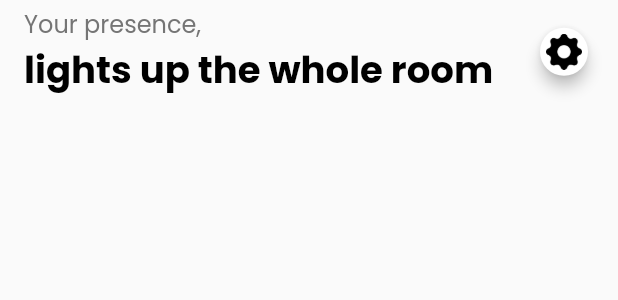
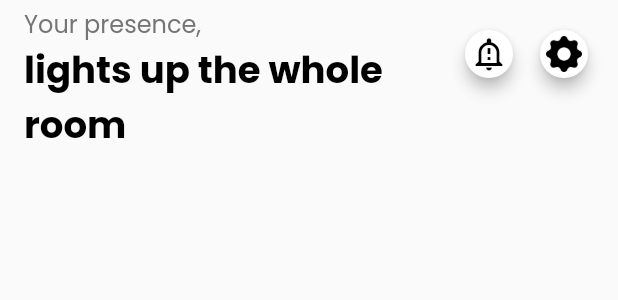
Before and after one commit to Prithvi-Rajan/argus-women-safety-app, a Flutter app: the DashAppbar widget shown alone on an empty page, opened directly with empty values, on a phone screen of 412 x 824 dp. Shown: the top 300 px of the screen. Run offline on Flutter 3.47's test engine with Material 2 defaults, Android fonts, the phone set to English and light mode, and no system bars; our stand-ins replace carousel_slider, cloud_firestore, contacts_service, firebase_auth, firebase_core, firebase_messaging and 14 more; missing offline and left inert: battery_indicator, battery_info, firebase_core_web, flutter_background_service, flutter_background_service_android, flutter_phone_direct_caller and 6 more; accounts and stored records are empty; project files that could hold a hidden picture were left out.

```diff
--- a/lib/Dashboard/DashWidgets/DashAppbar.dart
+++ b/lib/Dashboard/DashWidgets/DashAppbar.dart
@@ -1,11 +1,13 @@
 import 'package:flutter/material.dart';
 import 'package:womensafteyhackfair/Dashboard/Settings/SettingsScreen.dart';
+import 'package:womensafteyhackfair/ViewAlerts/view_alerts.dart';
 import 'package:womensafteyhackfair/constants.dart';
 
 class DashAppbar extends StatelessWidget {
   final Function getRandomInt;
   final int quoteIndex;
-  DashAppbar({Key key, this.getRandomInt, this.quoteIndex}) : super(key: key);
+  const DashAppbar({Key key, this.getRandomInt, this.quoteIndex})
+      : super(key: key);
 
   @override
   Widget build(BuildContext context) {
@@ -28,13 +30,40 @@ class DashAppbar extends StatelessWidget {
               fontSize: MediaQuery.of(context).size.width * 0.06),
         ),
       ),
-      trailing: Card(
+      trailing: SizedBox(
+        width: 90,
+        child: Row(
+          mainAxisAlignment: MainAxisAlignment.spaceBetween,
+          children: [
+            Card(
               elevation: 4,
-        shape: CircleBorder(),
+              shape: const CircleBorder(),
               child: InkWell(
                 onTap: () {
-            Navigator.push(context,
-                MaterialPageRoute(builder: (context) => SettingsScreen()));
+                  Navigator.push(
+                      context,
+                      MaterialPageRoute(
+                          builder: (context) => const ViewAlerts()));
+                },
+                child: const Padding(
+                  padding: EdgeInsets.all(4.0),
+                  child: Icon(
+                    Icons.notification_important_outlined,
+                    size: 24,
+                    color: Colors.black,
+                  ),
+                ),
+              ),
+            ),
+            Card(
+              elevation: 4,
+              shape: const CircleBorder(),
+              child: InkWell(
+                onTap: () {
+                  Navigator.push(
+                      context,
+                      MaterialPageRoute(
+                          builder: (context) => const SettingsScreen()));
                 },
                 child: Padding(
                   padding: const EdgeInsets.all(4.0),
@@ -45,6 +74,9 @@ class DashAppbar extends StatelessWidget {
                 ),
               ),
             ),
+          ],
+        ),
+      ),
     );
   }
 }
--- a/lib/Services/alert_service.dart
+++ b/lib/Services/alert_service.dart
@@ -2,7 +2,6 @@ import 'package:cloud_firestore/cloud_firestore.dart';
 import 'package:firebase_auth/firebase_auth.dart';
 import 'package:shared_preferences/shared_preferences.dart';
 
-import 'bg_service.dart';
 import 'fcm_service.dart';
 import 'utility_service.dart';
 
```
Also changed, not shown: lib/Dashboard/Dashboard.dart (+16 -14 lines), lib/Services/bg_service.dart (+7 -5 lines), lib/ViewAlerts/view_alerts.dart (added, +95 -0 lines), lib/create_user_screen/createUserScreen.dart (+7 -6 lines), 3 other files. Lines whose indentation alone changed are shown as unchanged.
